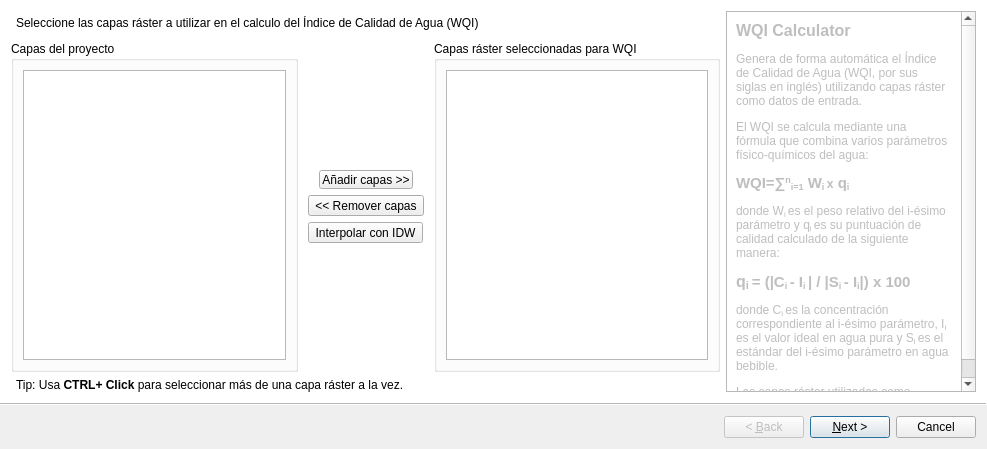
Before: the Qt Designer form wqi_calculator_wizard_base.ui in marcelomolas/wqi_calculator, drawn with Qt 5.
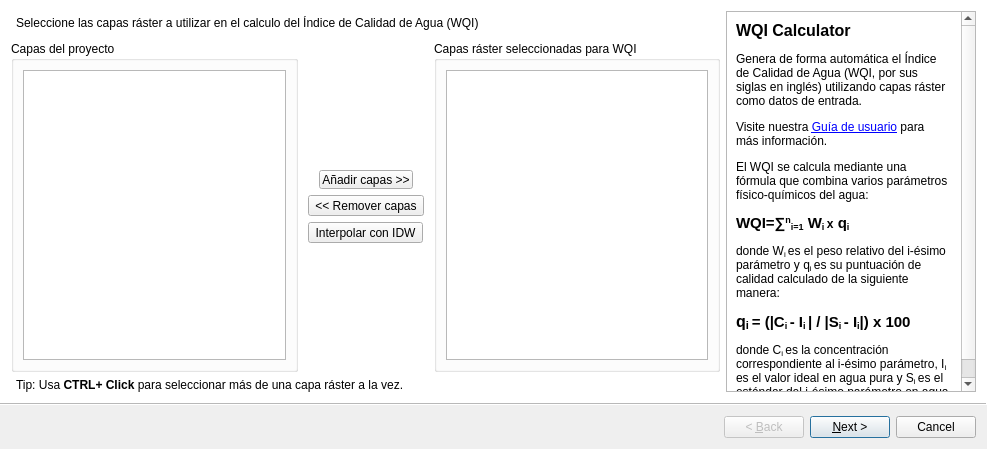
After: the same form once the commit is applied. Custom widgets are drawn as their Qt base class.

Commit message: Fixed: - Plugin broke after moving around layers in project's layer list and having the plugin opened. Added: - Better legend names based on WQI classification. - Better names for Additional Data Table. - Link to the user guide on GitHub Changed: - metadata.txt experimental flag set to False to allow more people to find the plugin

```diff
--- a/wqi_calculator_wizard_base.ui
+++ b/wqi_calculator_wizard_base.ui
@@ -269,7 +269,7 @@
           <item>
            <widget class="QLabel" name="InformationTextLabel1">
             <property name="enabled">
-             <bool>false</bool>
+             <bool>true</bool>
             </property>
             <property name="sizePolicy">
              <sizepolicy hsizetype="Preferred" vsizetype="Expanding">
@@ -290,7 +290,7 @@
              </size>
             </property>
             <property name="text">
-             <string>&lt;html&gt;&lt;head/&gt;&lt;body&gt;&lt;p&gt;&lt;span style=&quot; font-size:12pt; font-weight:600;&quot;&gt;WQI Calculator&lt;/span&gt;&lt;/p&gt;&lt;p&gt;Genera de forma automática el Índice de Calidad de Agua (WQI, por sus siglas en inglés) utilizando capas ráster como datos de entrada.&lt;/p&gt;&lt;p&gt;El WQI se calcula mediante una fórmula que combina varios parámetros físico-químicos del agua:&lt;/p&gt;&lt;p&gt;&lt;span style=&quot; font-size:11pt; font-weight:600;&quot;&gt;WQI=∑&lt;/span&gt;&lt;span style=&quot; font-size:11pt; font-weight:600; vertical-align:super;&quot;&gt;n&lt;/span&gt;&lt;span style=&quot; font-size:11pt; font-weight:600; vertical-align:sub;&quot;&gt;i=1&lt;/span&gt;&lt;span style=&quot; font-size:11pt; font-weight:600;&quot;&gt; W&lt;/span&gt;&lt;span style=&quot; font-size:11pt; font-weight:600; vertical-align:sub;&quot;&gt;i &lt;/span&gt;&lt;span style=&quot; font-size:9pt; font-weight:600;&quot;&gt;x&lt;/span&gt;&lt;span style=&quot; font-size:11pt; font-weight:600;&quot;&gt; q&lt;/span&gt;&lt;span style=&quot; font-size:11pt; font-weight:600; vertical-align:sub;&quot;&gt;i&lt;/span&gt;&lt;/p&gt;&lt;p&gt;donde W&lt;span style=&quot; vertical-align:sub;&quot;&gt;i &lt;/span&gt;es el peso relativo del i-ésimo parámetro y q&lt;span style=&quot; vertical-align:sub;&quot;&gt;i &lt;/span&gt;es su puntuación de calidad calculado de la siguiente manera:&lt;/p&gt;&lt;p&gt;&lt;span style=&quot; font-size:12pt; font-weight:600;&quot;&gt;q&lt;/span&gt;&lt;span style=&quot; font-size:12pt; font-weight:600; vertical-align:sub;&quot;&gt;i &lt;/span&gt;&lt;span style=&quot; font-size:11pt; font-weight:600;&quot;&gt;= (|C&lt;/span&gt;&lt;span style=&quot; font-size:11pt; font-weight:600; vertical-align:sub;&quot;&gt;i &lt;/span&gt;&lt;span style=&quot; font-size:11pt; font-weight:600;&quot;&gt;- I&lt;/span&gt;&lt;span style=&quot; font-size:11pt; font-weight:600; vertical-align:sub;&quot;&gt;i &lt;/span&gt;&lt;span style=&quot; font-size:11pt; font-weight:600;&quot;&gt;| / |S&lt;/span&gt;&lt;span style=&quot; font-size:11pt; font-weight:600; vertical-align:sub;&quot;&gt;i &lt;/span&gt;&lt;span style=&quot; font-size:11pt; font-weight:600;&quot;&gt;- I&lt;/span&gt;&lt;span style=&quot; font-size:11pt; font-weight:600; vertical-align:sub;&quot;&gt;i&lt;/span&gt;&lt;span style=&quot; font-size:11pt; font-weight:600;&quot;&gt;|) x 100&lt;/span&gt;&lt;/p&gt;&lt;p&gt;donde C&lt;span style=&quot; vertical-align:sub;&quot;&gt;i &lt;/span&gt;es la concentración correspondiente al i-ésimo parámetro, I&lt;span style=&quot; vertical-align:sub;&quot;&gt;i &lt;/span&gt;es el valor ideal en agua pura y S&lt;span style=&quot; vertical-align:sub;&quot;&gt;i &lt;/span&gt;es el estándar del i-ésimo parámetro en agua bebible.&lt;/p&gt;&lt;p&gt;Las capas ráster utilizadas como entrada representan a esos parámetros. &lt;/p&gt;&lt;/body&gt;&lt;/html&gt;</string>
+             <string>&lt;html&gt;&lt;head/&gt;&lt;body&gt;&lt;p&gt;&lt;span style=&quot; font-size:12pt; font-weight:600;&quot;&gt;WQI Calculator&lt;/span&gt;&lt;/p&gt;&lt;p&gt;Genera de forma automática el Índice de Calidad de Agua (WQI, por sus siglas en inglés) utilizando capas ráster como datos de entrada.&lt;/p&gt;&lt;p&gt;Visite nuestra &lt;a href=&quot;https://github.com/marcelomolas/wqi_calculator/blob/main/docs/USER_GUIDE_EN.md&quot;&gt;&lt;span style=&quot; text-decoration: underline; color:#0000ff;&quot;&gt;Guía de usuario&lt;/span&gt;&lt;/a&gt; para más información.&lt;/p&gt;&lt;p&gt;El WQI se calcula mediante una fórmula que combina varios parámetros físico-químicos del agua:&lt;/p&gt;&lt;p&gt;&lt;span style=&quot; font-size:11pt; font-weight:600;&quot;&gt;WQI=∑&lt;/span&gt;&lt;span style=&quot; font-size:11pt; font-weight:600; vertical-align:super;&quot;&gt;n&lt;/span&gt;&lt;span style=&quot; font-size:11pt; font-weight:600; vertical-align:sub;&quot;&gt;i=1&lt;/span&gt;&lt;span style=&quot; font-size:11pt; font-weight:600;&quot;&gt; W&lt;/span&gt;&lt;span style=&quot; font-size:11pt; font-weight:600; vertical-align:sub;&quot;&gt;i &lt;/span&gt;&lt;span style=&quot; font-size:9pt; font-weight:600;&quot;&gt;x&lt;/span&gt;&lt;span style=&quot; font-size:11pt; font-weight:600;&quot;&gt; q&lt;/span&gt;&lt;span style=&quot; font-size:11pt; font-weight:600; vertical-align:sub;&quot;&gt;i&lt;/span&gt;&lt;/p&gt;&lt;p&gt;donde W&lt;span style=&quot; vertical-align:sub;&quot;&gt;i &lt;/span&gt;es el peso relativo del i-ésimo parámetro y q&lt;span style=&quot; vertical-align:sub;&quot;&gt;i &lt;/span&gt;es su puntuación de calidad calculado de la siguiente manera:&lt;/p&gt;&lt;p&gt;&lt;span style=&quot; font-size:12pt; font-weight:600;&quot;&gt;q&lt;/span&gt;&lt;span style=&quot; font-size:12pt; font-weight:600; vertical-align:sub;&quot;&gt;i &lt;/span&gt;&lt;span style=&quot; font-size:11pt; font-weight:600;&quot;&gt;= (|C&lt;/span&gt;&lt;span style=&quot; font-size:11pt; font-weight:600; vertical-align:sub;&quot;&gt;i &lt;/span&gt;&lt;span style=&quot; font-size:11pt; font-weight:600;&quot;&gt;- I&lt;/span&gt;&lt;span style=&quot; font-size:11pt; font-weight:600; vertical-align:sub;&quot;&gt;i &lt;/span&gt;&lt;span style=&quot; font-size:11pt; font-weight:600;&quot;&gt;| / |S&lt;/span&gt;&lt;span style=&quot; font-size:11pt; font-weight:600; vertical-align:sub;&quot;&gt;i &lt;/span&gt;&lt;span style=&quot; font-size:11pt; font-weight:600;&quot;&gt;- I&lt;/span&gt;&lt;span style=&quot; font-size:11pt; font-weight:600; vertical-align:sub;&quot;&gt;i&lt;/span&gt;&lt;span style=&quot; font-size:11pt; font-weight:600;&quot;&gt;|) x 100&lt;/span&gt;&lt;/p&gt;&lt;p&gt;donde C&lt;span style=&quot; vertical-align:sub;&quot;&gt;i &lt;/span&gt;es la concentración correspondiente al i-ésimo parámetro, I&lt;span style=&quot; vertical-align:sub;&quot;&gt;i &lt;/span&gt;es el valor ideal en agua pura y S&lt;span style=&quot; vertical-align:sub;&quot;&gt;i &lt;/span&gt;es el estándar del i-ésimo parámetro en agua bebible.&lt;/p&gt;&lt;p&gt;Las capas ráster utilizadas como entrada representan a esos parámetros. &lt;/p&gt;&lt;/body&gt;&lt;/html&gt;</string>
             </property>
             <property name="textFormat">
              <enum>Qt::RichText</enum>
```
Left out of the diff: 55 changed lines with no effect on the pictures. The commit also changes 4 other files.
